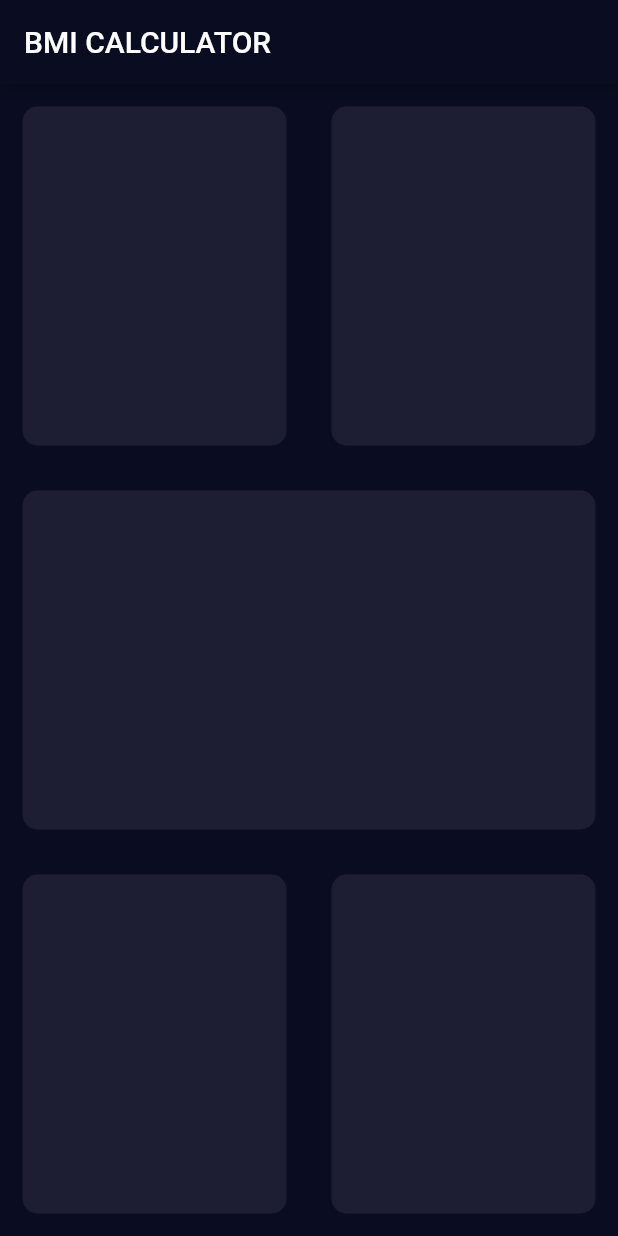
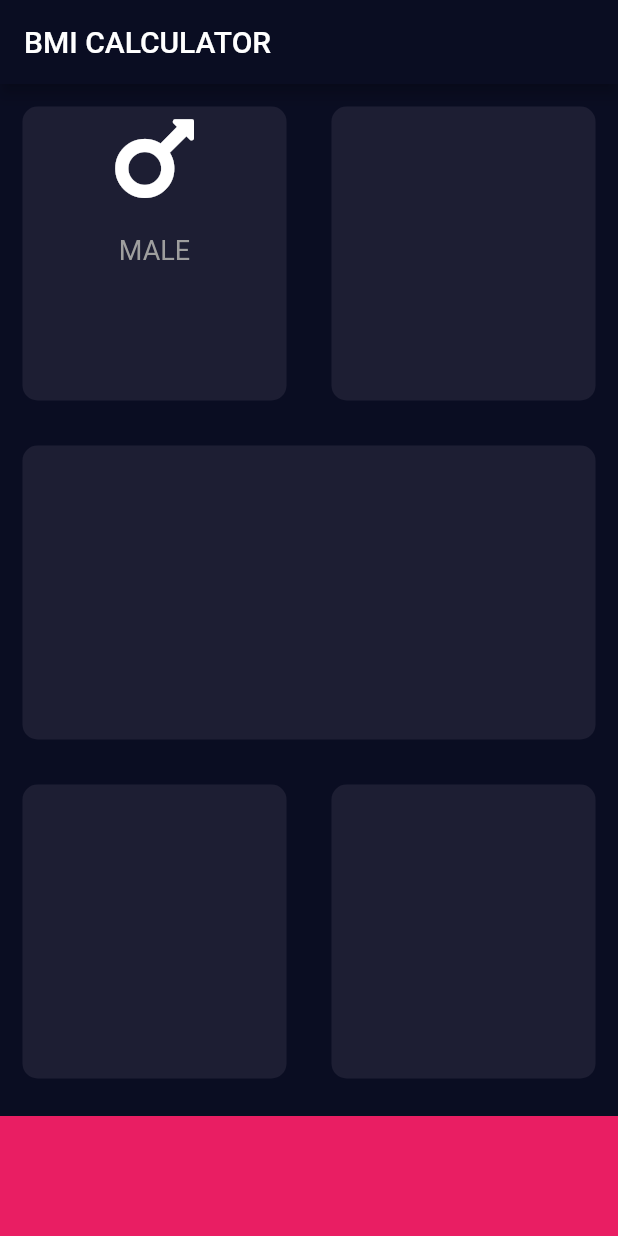
Before and after one commit to sfaxioussama1/appbmi_sfaxioussama, a Flutter app: the screen it shows after launch, on a phone screen of 412 x 824 dp. Run offline on Flutter 3.47's test engine with Material 2 defaults, Android fonts, the phone set to English and light mode, and no system bars; our stand-ins replace font_awesome_flutter.

Commit message:
feha queslque erreur fil home
feha queslque erreur fil home

```diff
--- a/lib/pages/home_page.dart
+++ b/lib/pages/home_page.dart
@@ -1,4 +1,5 @@
 import 'package:flutter/material.dart';
+import 'package:font_awesome_flutter/font_awesome_flutter.dart';
 
 class MyHomePage extends StatefulWidget {
 
@@ -40,7 +41,26 @@ class _MyHomePageState extends State<MyHomePage> {
         children: [
           Expanded(child:Row(
             children: [
-              Expanded(child: Cards() ),
+              Expanded(child: Cards(
+                card: Column(
+                  children: [
+                    Icon(
+                      FontAwesomeIcons.mars,
+                      size:70.0,
+                      color: Colors.white,
+
+                    ),
+                    SizedBox(
+                      height:15.0,
+                    ),
+                    Text('MALE', style: TextStyle(
+                      fontSize: 18.0,
+                      color: Colors.grey
+
+                    ))
+                  ],
+                ),
+              ) ),
               Expanded(child:Cards()),
             ],
           )),
@@ -51,6 +71,13 @@ class _MyHomePageState extends State<MyHomePage> {
               Expanded(child: Cards()),
             ],
           )),
+
+          Container(
+            color: Colors.pink,
+            margin: EdgeInsets.only(top:10.0),
+            width: double.infinity,
+            height: 80.0,
+          ),
 
 
 
@@ -63,10 +90,12 @@ class _MyHomePageState extends State<MyHomePage> {
 }
 
 class Cards extends StatelessWidget {
-
+  Cards({@required this.card});
+    final Widget card;
   @override
   Widget build(BuildContext context) {
     return Container(
+      child:card,
         margin: EdgeInsets.all(15.0),
         decoration: BoxDecoration(
             color: Color(0xFF1D1E33),
--- a/pubspec.yaml
+++ b/pubspec.yaml
@@ -28,7 +28,7 @@ dependencies:
   # The following adds the Cupertino Icons font to your application.
   # Use with the CupertinoIcons class for iOS style icons.
   cupertino_icons: ^1.0.0
-  font_awesome_flutter: ^8.8.1
+  font_awesome_flutter: ^8.10.0
 dev_dependencies:
   flutter_test:
     sdk: flutter
```
